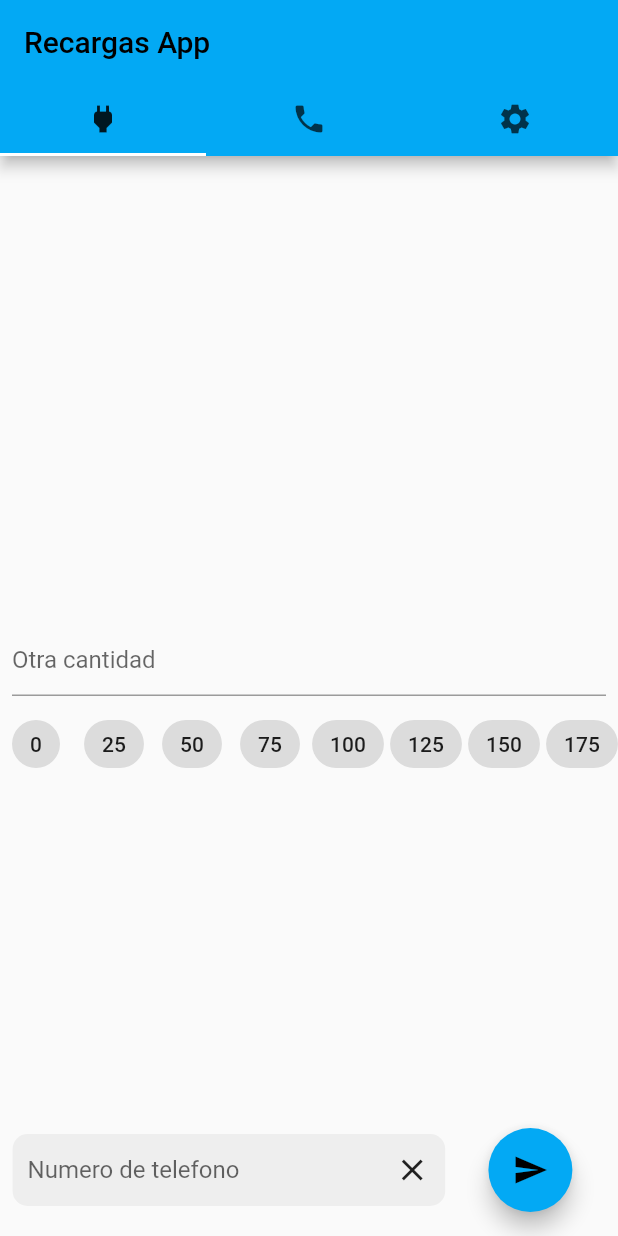
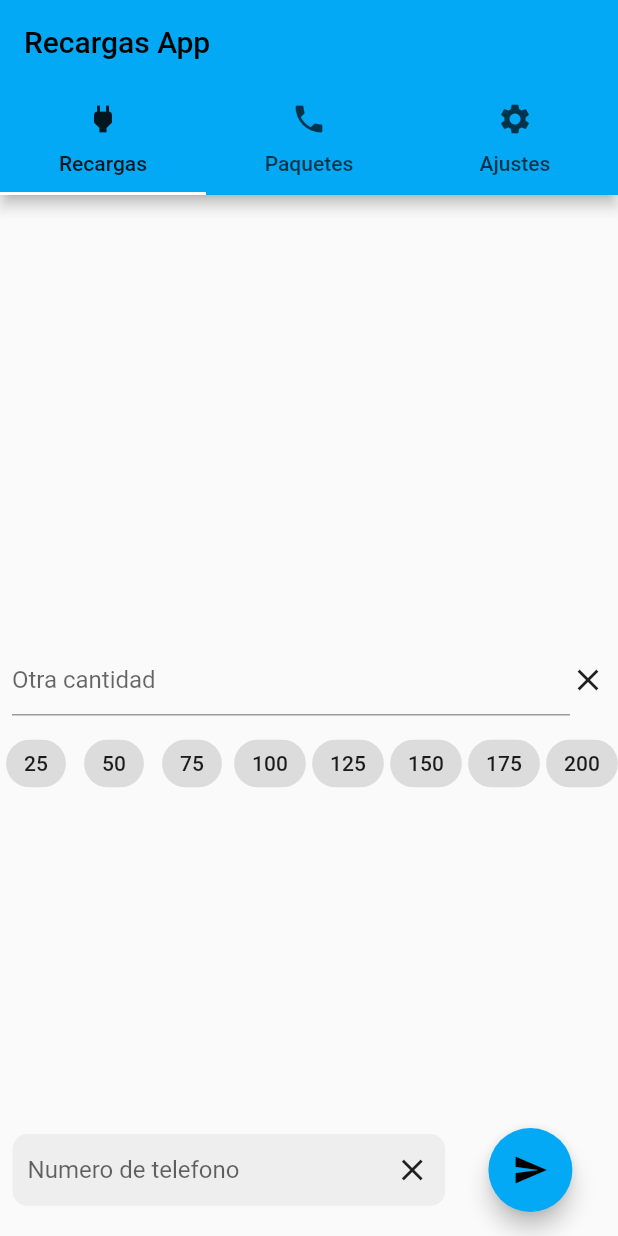
Before and after one commit to robert-virtual/recargas_claro_app, a Flutter app: the screen it shows after launch, on a phone screen of 412 x 824 dp. Run offline on Flutter 3.47's test engine with Material 2 defaults, Android fonts, the phone set to English and light mode, and no system bars; our stand-ins replace shared_preferences; missing offline and left inert: flutter_phone_direct_caller.

Commit message:
proyecto terminado

```diff
--- a/data/data.json
+++ b/data/data.json
@@ -80,7 +80,7 @@
       "title": "5 Minutos"
     }
   ],
-  "Redes Sociales": [
+  "Redes": [
     {
       "cod": "7*1",
       "description": "Chat Ilimitado",
@@ -96,7 +96,7 @@
       "title": "Facebook"
     }
   ],
-  "Super Recargas": [
+  "Super": [
     {
       "cod": "9*1",
       "description": "300 MB, 10 Min a Otras Redes, 60 Min a Claro, 60 SMS a Todas las Redes y 1 Amigo Favorito",
@@ -140,7 +140,7 @@
       "title": "Super Recarga"
     }
   ],
-  "Paquetes de Mensajes": [
+  "Mensajes": [
     {
       "cod": "1*9",
       "description": "Disponibles con o sin Internet",
--- a/lib/main.dart
+++ b/lib/main.dart
@@ -1,19 +1,52 @@
 import 'package:flutter/material.dart';
-import 'package:recargas_claro_app/pages/menu.dart';
-import 'package:recargas_claro_app/pages/tabs.dart';
+import 'package:recargas_claro_app/pages/ajustes.dart';
+import 'package:recargas_claro_app/pages/paquetes.dart';
+import 'package:recargas_claro_app/pages/recargas.dart';
 
-void main() => runApp(MyAppWithTabs());
+void main() => runApp(MyApp());
+
+
 
 class MyApp extends StatelessWidget {
   @override
   Widget build(BuildContext context) {
     return MaterialApp(
+
+      theme: ThemeData(
+        primarySwatch: Colors.lightBlue
+      ),
       debugShowCheckedModeBanner: false,
       title: 'Recargas App',
-      home: Menu(),
-      theme: ThemeData(
-        primarySwatch: Colors.purple
-      ),
+      home: DefaultTabController(
+        length: 3,
+        child: Scaffold(
+          appBar: AppBar(
+            title: const Text("Recargas App"),
+            bottom: const TabBar(
+              tabs:[
+                Tab(
+                  icon: Icon(Icons.power),
+                  text: "Recargas",
+                ),
+                Tab(
+                  icon: Icon(Icons.phone),
+                  text: "Paquetes",
+                ),
+                Tab(
+                  icon: Icon(Icons.settings),
+                  text: "Ajustes",
+                )
+              ]
+            ),
+          ),
+          body: TabBarView(
+            children: [
+            RecargasPage(),
+            PaquetesPage(),
+            const AjustePages()
+          ],),
+        )
+      )
     );
   }
 }
--- /dev/null
+++ b/lib/models/venta.dart
@@ -0,0 +1,33 @@
+class Venta {
+  String descripcion;
+  double monto;
+  String cliente;/* # de telefono */
+  DateTime fecha;
+
+  Venta(
+      {required this.descripcion,
+      required this.cliente,
+      String? fecha_,
+      required this.monto})
+      : fecha =
+      (fecha_ != null)
+        ? DateTime.parse(fecha_)
+        : DateTime.now();
+
+  factory Venta.fromJson(Map<String,dynamic> json) {
+    return Venta(
+      cliente: json["cliente"],
+      descripcion: json["descripcion"],
+      monto: json["monto"],
+      fecha_: json["fecha"],
+    );
+  }
+  Map<String, dynamic> toJson() => {
+      "descripcion":descripcion,
+      "cliente":cliente,
+      "monto":monto,
+      "fecha":fecha.toIso8601String()
+  };
+
+
+}
--- a/lib/pages/recargas.dart
+++ b/lib/pages/recargas.dart
@@ -1,5 +1,7 @@
 import 'package:flutter/material.dart';
 import 'package:flutter_phone_direct_caller/flutter_phone_direct_caller.dart';
+import 'package:recargas_claro_app/models/venta.dart';
+import 'package:recargas_claro_app/providers/ventas_provider.dart';
 import 'package:shared_preferences/shared_preferences.dart';
 
 class RecargasPage extends StatefulWidget {
@@ -12,25 +14,32 @@ class RecargasPage extends StatefulWidget {
 class _RecargasPageState extends State<RecargasPage> {
   final pinController = TextEditingController();
   final telefono = TextEditingController();
-  List<String> common = List.generate(15, (i) => "${25 * i}");
-  String? cantidad;
+  final cantidad = TextEditingController();
+  List<String> common = List.generate(15, (i) => "${25 * (i + 1)}");
   @override
   Widget build(BuildContext context) {
     return Scaffold(
-
         body: Column(
           mainAxisAlignment: MainAxisAlignment.center,
           children: [
             Padding(
-              padding: EdgeInsets.all(8.0),
-              child: TextField(
-                keyboardType: TextInputType.number,
-                onChanged: (text) {
-                  setState(() {
-                    cantidad = text;
-                  });
-                },
-                decoration: InputDecoration(hintText: "Otra cantidad"),
+              padding: const EdgeInsets.all(8.0),
+              child: Row(
+                children: [
+                  Expanded(
+                    child: TextField(
+                      maxLength: 3,
+                      onChanged: (value) {
+                        setState(() {}); /*actualiza */
+                      },
+                      controller: cantidad,
+                      keyboardType: TextInputType.number,
+                      decoration: const InputDecoration(
+                          hintText: "Otra cantidad", counterText: ""),
+                    ),
+                  ),
+                  InkWell(onTap: cantidad.clear, child: const Icon(Icons.close))
+                ],
               ),
             ),
             SingleChildScrollView(
@@ -43,10 +52,10 @@ class _RecargasPageState extends State<RecargasPage> {
                           common.length,
                           (i) => ChoiceChip(
                                 label: Text(common[i]),
-                                selected: common[i] == cantidad,
+                                selected: common[i] == cantidad.text,
                                 onSelected: (selected) {
                                   setState(() {
-                                    cantidad = common[i];
+                                    cantidad.text = common[i];
                                   });
                                 },
                               ))),
@@ -59,8 +68,8 @@ class _RecargasPageState extends State<RecargasPage> {
           mainAxisAlignment: MainAxisAlignment.spaceAround,
           children: [
             Container(
-              margin: EdgeInsets.only(left: 10),
-              padding: EdgeInsets.symmetric(horizontal: 10),
+              margin: const EdgeInsets.only(left: 10),
+              padding: const EdgeInsets.symmetric(horizontal: 10),
               decoration: BoxDecoration(
                   color: Colors.grey[200],
                   borderRadius: BorderRadius.circular(10)),
@@ -83,20 +92,26 @@ class _RecargasPageState extends State<RecargasPage> {
                   ),
                   InkWell(
                     onTap: telefono.clear,
-                    child: Icon(Icons.close),
+                    child: const Icon(Icons.close),
                   )
                 ],
               ),
             ),
             FloatingActionButton(
               onPressed: enviarRecarga,
-              child: Icon(Icons.send),
+              child: const Icon(Icons.send),
             )
           ],
         ));
   }
 
   void enviarRecarga() async {
+    if (telefono.text.isEmpty || cantidad.text.isEmpty) {
+      const snackBar = SnackBar(content: Text("Uno o mas campos vacios"));
+
+      ScaffoldMessenger.of(context).showSnackBar(snackBar);
+      return;
+    }
     // final
     final pref = await SharedPreferences.getInstance();
     String? pin = pref.getString('pin');
@@ -110,7 +125,7 @@ class _RecargasPageState extends State<RecargasPage> {
               content: Column(
                 mainAxisSize: MainAxisSize.min,
                 children: [
-                  const Text("ingrese su pin"),
+                  const Text("Ingrese su pin"),
                   TextField(
                     controller: pinController,
                     decoration: const InputDecoration(hintText: "pin"),
@@ -138,7 +153,42 @@ class _RecargasPageState extends State<RecargasPage> {
       return;
     }
 
-    final cadena = "*135*2*2*${telefono.text}*$cantidad*$pin#";
+    final cadena = "*135*1*${telefono.text}*$cantidad*$pin#";
     await FlutterPhoneDirectCaller.callNumber(cadena);
+    showDialog(
+        barrierDismissible: false,
+        context: context,
+        builder: (context) {
+          return AlertDialog(
+            title: const Text("Recargas"),
+            content: Column(
+              crossAxisAlignment: CrossAxisAlignment.start,
+              mainAxisSize: MainAxisSize.min,
+              children: [
+                const Text("Se envio la Recarga?"),
+                Text("Monto: ${cantidad.text}"),
+                Text("Telefono: ${telefono.text}"),
+              ],
+            ),
+            actions: [
+              TextButton(
+                  onPressed: () {
+                    Navigator.of(context).pop();
+                  },
+                  child: const Text("No")),
+              TextButton(
+                  onPressed: () async {
+                    await ventasProvider.addVenta(Venta(
+                        cliente: telefono.text,
+                        descripcion: "Recarga",
+                        monto: double.parse(cantidad.text)));
+
+                    telefono.clear();
+                    Navigator.of(context).pop();
+                  },
+                  child: const Text("Si"))
+            ],
+          );
+        });
   }
 }
--- a/lib/pages/tabs.dart
+++ /dev/null
@@ -1,44 +0,0 @@
-import 'package:flutter/material.dart';
-import 'package:recargas_claro_app/pages/ajustes.dart';
-import 'package:recargas_claro_app/pages/paquetes.dart';
-import 'package:recargas_claro_app/pages/recargas.dart';
-
-
-class MyAppWithTabs extends StatelessWidget {
-  @override
-  Widget build(BuildContext context) {
-    return MaterialApp(
-        theme: ThemeData(
-        primarySwatch: Colors.lightBlue
-      ),
-      debugShowCheckedModeBanner: false,
-      title: 'Recargas App',
-      home: DefaultTabController(
-        length: 3,
-        child: Scaffold(
-          appBar: AppBar(
-            title: const Text("Recargas App"),
-            bottom: const TabBar(
-              tabs:[
-                Tab(
-                  icon: Icon(Icons.power),
-                ),
-                Tab(
-                  icon: Icon(Icons.phone),
-                ),
-                Tab(
-                  icon: Icon(Icons.settings),
-                )
-              ]
-            ),
-          ),
-          body: TabBarView(children: [
-            RecargasPage(),
-            PaquetesPage(),
-            const AjustePages()
-          ],),
-        )
-      )
-    );
-  }
-}
--- a/lib/providers/recargas_provider.dart
+++ b/lib/providers/recargas_provider.dart
@@ -15,6 +15,11 @@ class _RecargasProvider {
     Map<String, List<dynamic>> mapa = Map.from(obj);
     Map<String, List<Recarga>> listaElementos = {};
 
+    /*
+    convierte la lista dinamica a lista de recargas
+    agrega los elementos a la lista
+    "listaElementos" a partir del "mapa"
+     */
     mapa.forEach((key, lista) {
       listaElementos[key] =
           List.generate(lista.length, (i) => Recarga.fromJson(lista[i]));
--- a/pubspec.yaml
+++ b/pubspec.yaml
@@ -60,7 +60,7 @@ flutter:
   # To add assets to your application, add an assets section, like this:
   assets:
     - data/data.json
-  #   - images/a_dot_ham.jpeg
+  # - images/a_dot_ham.jpeg
 
   # An image asset can refer to one or more resolution-specific "variants", see
   # https://flutter.dev/assets-and-images/#resolution-aware.
```
Also changed, not shown: lib/pages/ajustes.dart (+25 -36 lines), lib/pages/historial.dart (added, +53 -0 lines), lib/pages/paquetes.dart (+63 -14 lines), lib/pages/pin.dart (added, +63 -0 lines), lib/providers/ventas_provider.dart (added, +32 -0 lines).
